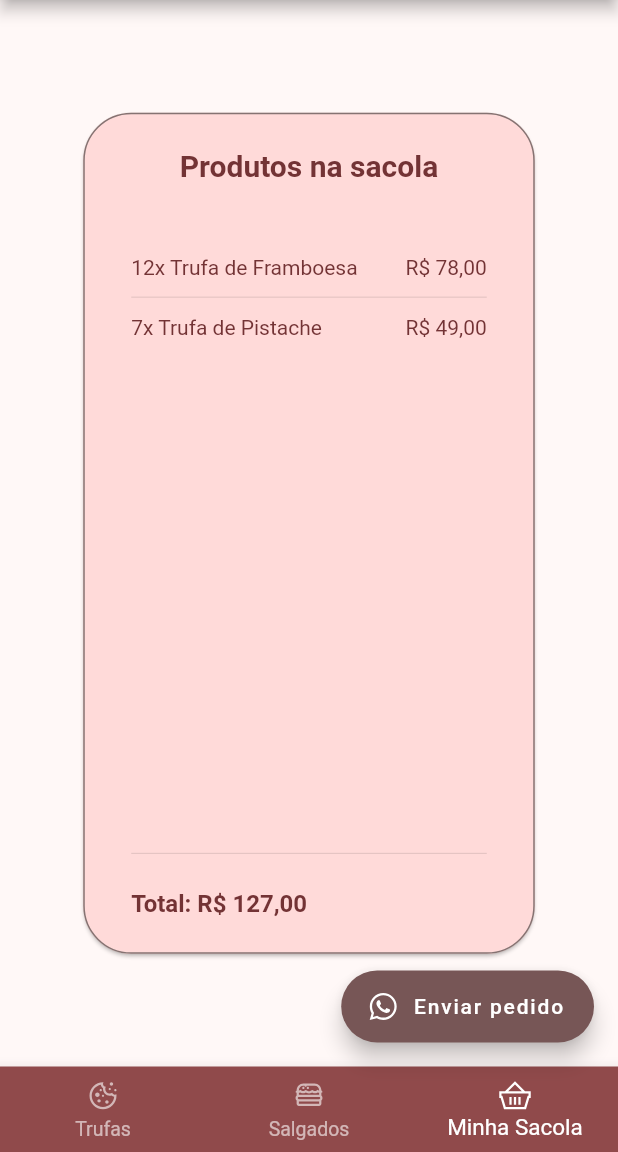
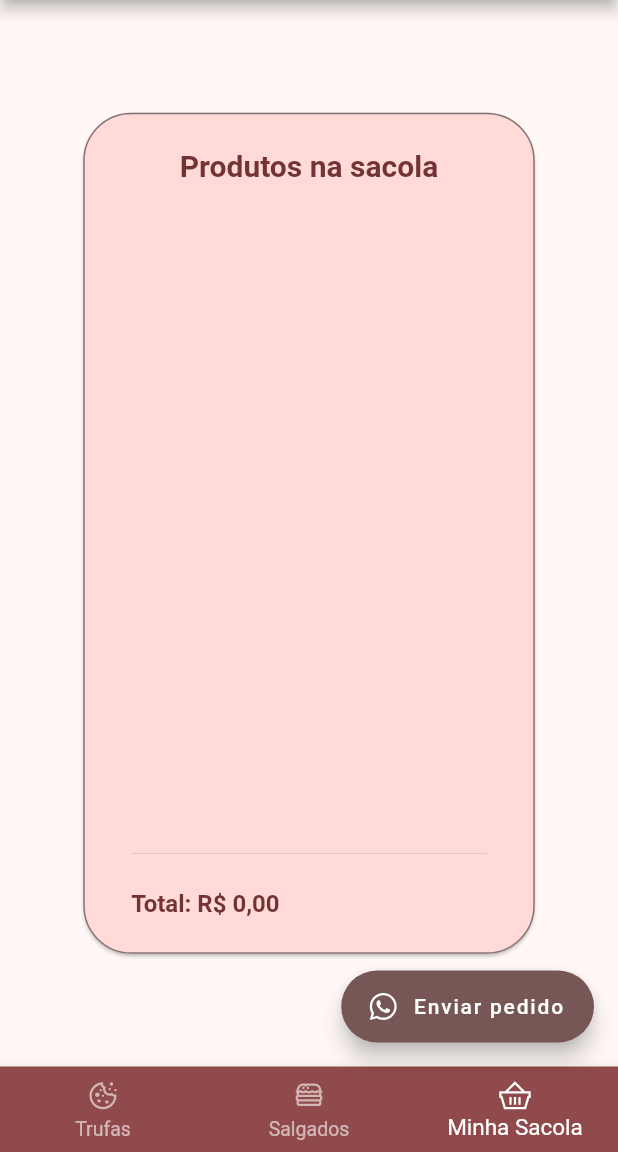
Before and after one commit to thiagoperea/cantinho_da_bru, a Flutter app: the screen it shows after launch, item 3 of the bottom bar chosen, on a phone screen of 412 x 824 dp, the part 84-1236 px from its top. Run offline on Flutter 3.47's test engine with Material 2 defaults, Android fonts, the phone set to English and light mode, and no system bars; our stand-ins replace cloud_firestore, firebase_core, line_icons; accounts and stored records are empty.

Commit message:
things are now looking better :)

```diff
--- a/lib/data/product_entry.dart
+++ b/lib/data/product_entry.dart
@@ -2,6 +2,26 @@ class ProductEntry {
   final String name;
   final String description;
   final double value;
+  final String imageUrl;
+  final bool hasStock;
 
-  ProductEntry(this.name, this.description, this.value);
+  ProductEntry(this.name, this.description, this.value, this.imageUrl, this.hasStock);
+
+  factory ProductEntry.fromJson(Map<String, dynamic> json) {
+    return ProductEntry(
+      json['name'] as String,
+      json['description'] as String,
+      (json['value'] as num).toDouble(),
+      json['image_url'] as String,
+      json['has_stock'] as bool
+    );
+  }
+
+  Map<String, dynamic> toJson() => {
+    'name': name,
+    'description': description,
+    'value': value,
+    'image_url': imageUrl,
+    'has_stock': hasStock
+  };
 }
--- a/lib/data/shopping_bag_entry.dart
+++ b/lib/data/shopping_bag_entry.dart
@@ -2,8 +2,9 @@ import 'package:cantinho_da_bru/data/product_entry.dart';
 
 class ShoppingBagEntry {
 
+  final int id;
   final ProductEntry product;
-  final int quantity;
+  int quantity;
 
-  ShoppingBagEntry(this.product, this.quantity);
+  ShoppingBagEntry(this.id, this.product, this.quantity);
 }
--- /dev/null
+++ b/lib/domain/result_wrapper.dart
@@ -0,0 +1,17 @@
+abstract class ResultWrapper {}
+
+class ResultIdle extends ResultWrapper {}
+
+class ResultLoading extends ResultWrapper {}
+
+class ResultSuccess<T> extends ResultWrapper {
+  final T result;
+
+  ResultSuccess(this.result);
+}
+
+class ResultError extends ResultWrapper {
+  final String errorMessage;
+
+  ResultError(this.errorMessage);
+}
--- /dev/null
+++ b/lib/domain/shopping_bag.dart
@@ -0,0 +1,42 @@
+import 'package:cantinho_da_bru/data/product_entry.dart';
+import 'package:cantinho_da_bru/data/shopping_bag_entry.dart';
+import 'package:flutter/widgets.dart';
+
+class ShoppingBag extends ChangeNotifier {
+  List<ShoppingBagEntry> _shoppingBag = [];
+
+  List<ShoppingBagEntry> get shoppingBag => _shoppingBag;
+
+  void addItem(ProductEntry item) {
+    // TODO: if contains in bag, increase quantity
+
+    var id = _shoppingBag.length;
+    var entry = ShoppingBagEntry(id, item, 1);
+    _shoppingBag.add(entry);
+
+    notifyListeners();
+  }
+
+  void increaseQuantity(ShoppingBagEntry shoppingItem) {
+    _shoppingBag.firstWhere((element) => shoppingItem.id == element.id).quantity++;
+  }
+
+  void decrementQuantity(ShoppingBagEntry shoppingItem) {
+    //TODO: if quantity 1, remove from bag
+
+    _shoppingBag.firstWhere((element) => shoppingItem.id == element.id).quantity--;
+  }
+
+  /***
+   * Sum each item's total value
+   */
+  double getTotalValue() {
+    double totalValue = 0.0;
+
+    _shoppingBag.forEach((element) {
+      totalValue += element.product.value * element.quantity;
+    });
+
+    return totalValue;
+  }
+}
--- a/lib/main.dart
+++ b/lib/main.dart
@@ -1,7 +1,19 @@
+import 'package:cantinho_da_bru/domain/load_salgados.dart';
+import 'package:cantinho_da_bru/domain/load_trufas.dart';
+import 'package:cantinho_da_bru/domain/shopping_bag.dart';
+import 'package:cantinho_da_bru/firebase_options.dart';
 import 'package:cantinho_da_bru/presentation/screen/main/main_screen.dart';
+import 'package:firebase_core/firebase_core.dart';
 import 'package:flutter/material.dart';
+import 'package:provider/provider.dart';
 
-void main() {
+void main() async {
+  WidgetsFlutterBinding.ensureInitialized();
+
+  await Firebase.initializeApp(
+    options: DefaultFirebaseOptions.currentPlatform,
+  );
+
   runApp(const CantinhoDaBruApp());
 }
 
@@ -16,7 +28,14 @@ class CantinhoDaBruApp extends StatelessWidget {
       theme: ThemeData(
         colorScheme: ColorScheme.fromSeed(seedColor: Color(0xFFB34248)),
       ),
-      home: const MainScreen(),
+      home: MultiProvider(
+        providers: [
+          ChangeNotifierProvider(create: (context) => LoadTrufas()),
+          ChangeNotifierProvider(create: (context) => LoadSalgados()),
+          ChangeNotifierProvider(create: (context) => ShoppingBag()),
+        ],
+        child: const MainScreen(),
+      ),
     );
   }
 }
--- a/lib/mock/mock_data.dart
+++ /dev/null
@@ -1,35 +0,0 @@
-import 'package:cantinho_da_bru/data/product_entry.dart';
-import 'package:cantinho_da_bru/data/shopping_bag_entry.dart';
-
-class MockData {
-  const MockData();
-
-  static List<ProductEntry> generateTruffles() {
-    List<ProductEntry> truffles = [];
-
-    truffles.add(new ProductEntry("Trufa de Chocolate ao Leite", "Deliciosa trufa de chocolate ao leite, perfeita para quem ama sabores clássicos", 4.50));
-    truffles.add(new ProductEntry("Trufa de Chocolate Branco", "Lindamente decorada, essa trufa de chocolate branco derrete na boca!", 5.00));
-    truffles.add(new ProductEntry("Trufa de Cereja", "Com um recheio de cereja fresca e cobertura de chocolate meio amargo, essa trufa é uma explosão de sabor", 6.00));
-    truffles.add(new ProductEntry("Trufa de Limão Siciliano", "Refrescante e cítrica, essa trufa tem um recheio cremoso de limão siciliano e cobertura de chocolate branco", 5.50));
-    truffles.add(new ProductEntry("Trufa de Framboesa", "Feita com framboesas frescas e cobertura de chocolate ao leite, essa trufa é o equilíbrio perfeito entre doce e azedo", 6.50));
-    truffles.add(new ProductEntry("Trufa de Maracujá", "Agridoce e deliciosa, essa trufa tem um recheio refrescante de maracujá e cobertura de chocolate meio amargo", 6.00));
-    truffles.add(new ProductEntry("Trufa de Café", "Para os amantes de café, essa trufa tem um recheio cremoso e intenso de café e cobertura de chocolate ao leite", 5.50));
-    truffles.add(new ProductEntry("Trufa de Pistache", "Com um recheio delicado de pistache e cobertura de chocolate branco, essa trufa é perfeita para quem busca um sabor sofisticado", 7.00));
-    truffles.add(new ProductEntry("Trufa de Baunilha", "Clássica e elegante, essa trufa tem um recheio cremoso de baunilha e cobertura de chocolate ao leite", 4.50));
-    truffles.add(new ProductEntry("Trufa de Amêndoas", "Feita com amêndoas crocantes e cobertura de chocolate meio amargo, essa trufa é uma experiência deliciosa", 6.50));
-
-    return truffles;
-  }
-
-  static List<ShoppingBagEntry> generateCart(){
-    List<ShoppingBagEntry> cartItems = [];
-
-    ProductEntry p1 = ProductEntry("Trufa de Framboesa", "Feita com framboesas frescas e cobertura de chocolate ao leite, essa trufa é o equilíbrio perfeito entre doce e azedo", 6.50);
-    ProductEntry p2 = new ProductEntry("Trufa de Pistache", "Com um recheio delicado de pistache e cobertura de chocolate branco, essa trufa é perfeita para quem busca um sabor sofisticado", 7.00);
-
-    cartItems.add(new ShoppingBagEntry(p1, 12));
-    cartItems.add(new ShoppingBagEntry(p2, 7));
-
-    return cartItems;
-  }
-}
--- a/lib/presentation/component/loader.dart
+++ b/lib/presentation/component/loader.dart
@@ -5,7 +5,8 @@ class Loader extends StatelessWidget {
 
   @override
   Widget build(BuildContext context) {
-    return Column(
+    return Center(
+      child: Column(
         mainAxisSize: MainAxisSize.min,
         crossAxisAlignment: CrossAxisAlignment.center,
         children: [
@@ -18,6 +19,7 @@ class Loader extends StatelessWidget {
                 ),
           ),
         ],
+      ),
     );
   }
 }
--- a/lib/presentation/screen/shopping_bag/shopping_bag_screen.dart
+++ b/lib/presentation/screen/shopping_bag/shopping_bag_screen.dart
@@ -1,21 +1,18 @@
-import 'package:cantinho_da_bru/data/shopping_bag_entry.dart';
-import 'package:cantinho_da_bru/mock/mock_data.dart';
+import 'package:cantinho_da_bru/domain/shopping_bag.dart';
 import 'package:cantinho_da_bru/presentation/component/loader.dart';
 import 'package:cantinho_da_bru/presentation/screen/shopping_bag/shopping_bag_list_item.dart';
 import 'package:flutter/material.dart';
 import 'package:intl/intl.dart';
+import 'package:provider/provider.dart';
 
 class ShoppingBagScreen extends StatelessWidget {
   ShoppingBagScreen({Key? key}) : super(key: key);
 
   final bool isLoading = false;
-  final List<ShoppingBagEntry> cartList = MockData.generateCart();
   final NumberFormat formatter = NumberFormat.simpleCurrency(locale: "pt_BR");
 
   @override
   Widget build(BuildContext context) {
-    String totalValue = formatter.format(sumBagValues());
-
     if (isLoading) {
       return Center(
         child: Loader(),
@@ -45,22 +42,30 @@ class ShoppingBagScreen extends StatelessWidget {
                 ),
                 SizedBox(height: 48),
                 Expanded(
-                  child: ListView.separated(
-                    itemBuilder: (context, index) => ShoppingBagListItem(item: cartList[index]),
-                    separatorBuilder: (context, index) => Divider(height: 24),
-                    itemCount: cartList.length,
-                  ),
+                  child: Consumer<ShoppingBag>(builder: (context, shoppingBag, child) {
+                    return ListView.separated(
+                      itemBuilder: (context, index) => ShoppingBagListItem(item: shoppingBag.shoppingBag[index]),
+                      separatorBuilder: (context, index) => Divider(height: 24),
+                      itemCount: shoppingBag.shoppingBag.length,
+                    );
+                  }),
                 ),
                 Divider(),
                 SizedBox(height: 16),
                 Align(
                   alignment: Alignment.centerLeft,
-                  child: Text(
-                    "Total: ${totalValue}",
-                    style: Theme.of(context).textTheme.titleMedium?.copyWith(
-                          color: Theme.of(context).colorScheme.onPrimaryContainer,
-                          fontWeight: FontWeight.w700,
-                        ),
+                  child: Consumer<ShoppingBag>(
+                    builder: (context, useCase, child) {
+                      var formattedValue = formatter.format(useCase.getTotalValue());
+
+                      return Text(
+                        "Total: ${formattedValue}",
+                        style: Theme.of(context).textTheme.titleMedium?.copyWith(
+                              color: Theme.of(context).colorScheme.onPrimaryContainer,
+                              fontWeight: FontWeight.w700,
+                            ),
+                      );
+                    },
                   ),
                 )
               ],
@@ -70,17 +75,4 @@ class ShoppingBagScreen extends StatelessWidget {
       ),
     );
   }
-
-  /***
-   * Sum each item's total value
-   */
-  double sumBagValues() {
-    double totalValue = 0.0;
-
-    cartList.forEach((element) {
-      totalValue += element.product.value * element.quantity;
-    });
-
-    return totalValue;
-  }
 }
--- a/pubspec.yaml
+++ b/pubspec.yaml
@@ -12,8 +12,11 @@ dependencies:
   flutter:
     sdk: flutter
 
+  firebase_core: ^2.10.0
   intl: ^0.18.1
   line_icons: ^2.0.1
+  cloud_firestore: ^4.5.3
+  provider: ^6.0.5
 
 dev_dependencies:
   flutter_test:
@@ -25,6 +28,3 @@ dev_dependencies:
 
 flutter:
   uses-material-design: true
-
-  assets:
-    - assets/images/
```
Also changed, not shown: lib/domain/load_salgados.dart (added, +31 -0 lines), lib/domain/load_trufas.dart (added, +32 -0 lines), lib/presentation/component/product_item.dart (+40 -17 lines), lib/presentation/screen/salgados/salgados_screen.dart (+45 -8 lines), lib/presentation/screen/trufas/trufas_screen.dart (+50 -5 lines), assets/images/trufa-1.jpg (deleted), assets/images/trufa-2.jpg (deleted), lib/firebase_options.dart (added), pubspec.lock, 2 other files. Lines whose indentation alone changed are shown as unchanged.
